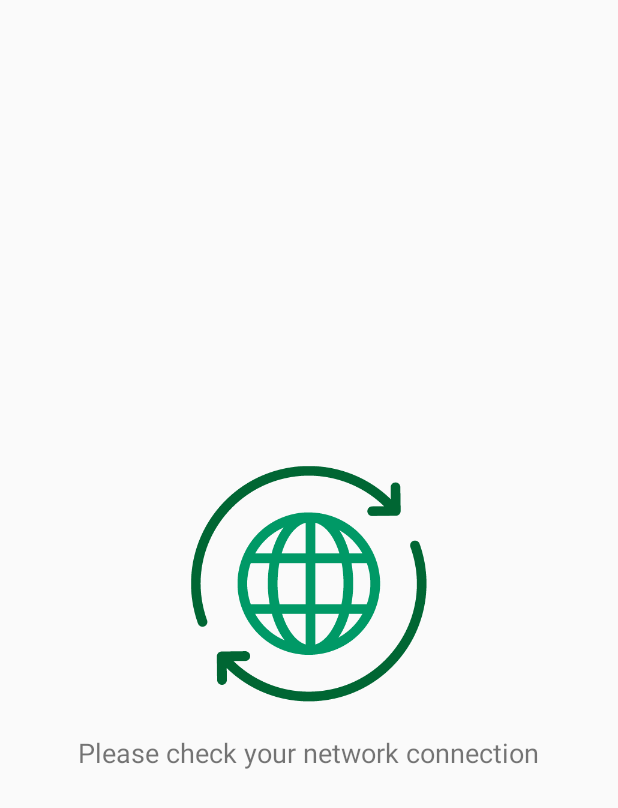
After one commit to 5baddi/virmarche, an Android app: the NetworkActivity screen opened directly, with no data from a screen before it, on a phone screen of 412 x 824 dp. The commit adds this screen. Shown: the top 808 px of the screen. Run offline under Robolectric (Android 15) with nearby library versions, the phone set to English and light mode, and no system bars.

Commit message:
Check Internet Connectivity

```diff
--- a/app/build.gradle
+++ b/app/build.gradle
@@ -38,4 +38,5 @@ dependencies {
     compile 'com.google.firebase:firebase-auth:11.8.0'
 }
 
+
 apply plugin: 'com.google.gms.google-services'
--- /dev/null
+++ b/app/src/main/java/info/baddi/virmarche/Activities/NetworkActivity.java
@@ -0,0 +1,15 @@
+package info.baddi.virmarche.Activities;
+
+import android.support.v7.app.AppCompatActivity;
+import android.os.Bundle;
+
+import info.baddi.virmarche.R;
+
+public class NetworkActivity extends AppCompatActivity {
+
+    @Override
+    protected void onCreate(Bundle savedInstanceState) {
+        super.onCreate(savedInstanceState);
+        setContentView(R.layout.activity_network);
+    }
+}
--- a/app/src/main/java/info/baddi/virmarche/config/App.java
+++ b/app/src/main/java/info/baddi/virmarche/config/App.java
@@ -32,4 +32,5 @@ public class App extends Application
 
         }
     }
+
 }
--- /dev/null
+++ b/app/src/main/res/layout/activity_network.xml
@@ -0,0 +1,32 @@
+<?xml version="1.0" encoding="utf-8"?>
+<LinearLayout xmlns:android="http://schemas.android.com/apk/res/android"
+    xmlns:app="http://schemas.android.com/apk/res-auto"
+    xmlns:tools="http://schemas.android.com/tools"
+    android:layout_width="match_parent"
+    android:layout_height="match_parent"
+    tools:context="info.baddi.virmarche.Activities.NetworkActivity">
+
+    <LinearLayout
+        android:layout_width="match_parent"
+        android:layout_height="wrap_content"
+        android:orientation="vertical"
+        android:layout_gravity="center"
+        android:gravity="center">
+
+        <ImageView
+            android:layout_width="160dp"
+            android:layout_height="160dp"
+            app:srcCompat="@drawable/connection"/>
+
+        <TextView
+            android:layout_width="wrap_content"
+            android:layout_height="wrap_content"
+            android:layout_marginTop="20dp"
+            android:text="@string/offline_msg"
+            android:textAlignment="center"
+            android:textSize="18sp"/>
+
+
+    </LinearLayout>
+
+</LinearLayout>
--- a/app/src/main/res/layout/fragment_about.xml
+++ b/app/src/main/res/layout/fragment_about.xml
@@ -33,12 +33,15 @@
             android:layout_width="match_parent"
             android:layout_height="wrap_content"
             android:padding="20dp"
+            android:layout_gravity="center"
+            android:gravity="center"
             android:orientation="vertical">
 
             <TextView
                 android:layout_width="wrap_content"
                 android:layout_height="wrap_content"
                 android:textSize="18sp"
+                android:textAlignment="center"
                 android:text="@string/app_name"/>
 
         </LinearLayout>
--- a/app/src/main/res/values/strings.xml
+++ b/app/src/main/res/values/strings.xml
@@ -11,6 +11,9 @@
     <string name="settings_action">Settings</string>
     <string name="logout_action">Logout</string>
     <string name="location_activity">Location</string>
+
+    <string name="offline">Offline</string>
+    <string name="offline_msg">Please check your network connection</string>
 
     <string name="fragment_locate">Current Device Location</string>
     <string name="fragment_location">Track Device</string>
@@ -45,8 +48,5 @@
     <string name="inc_phone_format">Incorrect phone number format</string>
     <string name="inc_username_format">Username must be at least 5 characters and number</string>
     <string name="action_settings">Settings</string>
-    <string name="section_format">Hello World from section: %1$d</string>
 
-    <!-- TODO: Remove or change this placeholder text -->
-    <string name="hello_blank_fragment">Hello blank fragment</string>
 </resources>
```
Also changed, not shown: app/src/main/AndroidManifest.xml (+17 -9 lines), app/src/main/java/info/baddi/virmarche/Activities/SplashActivity.java (+6 -1 lines), app/src/main/java/info/baddi/virmarche/BroadcastReceiver/NetworkReceiver.java (added, +31 -0 lines), app/src/main/java/info/baddi/virmarche/Helpers/Info.java (+42 -0 lines), app/src/main/res/drawable-hdpi/connection.png (added), app/src/main/res/drawable-ldpi/connection.png (added), app/src/main/res/drawable-mdpi/connection.png (added), app/src/main/res/drawable-xhdpi/connection.png (added), app/src/main/res/drawable-xxhdpi/connection.png (added), app/src/main/res/drawable-xxxhdpi/connection.png (added).
